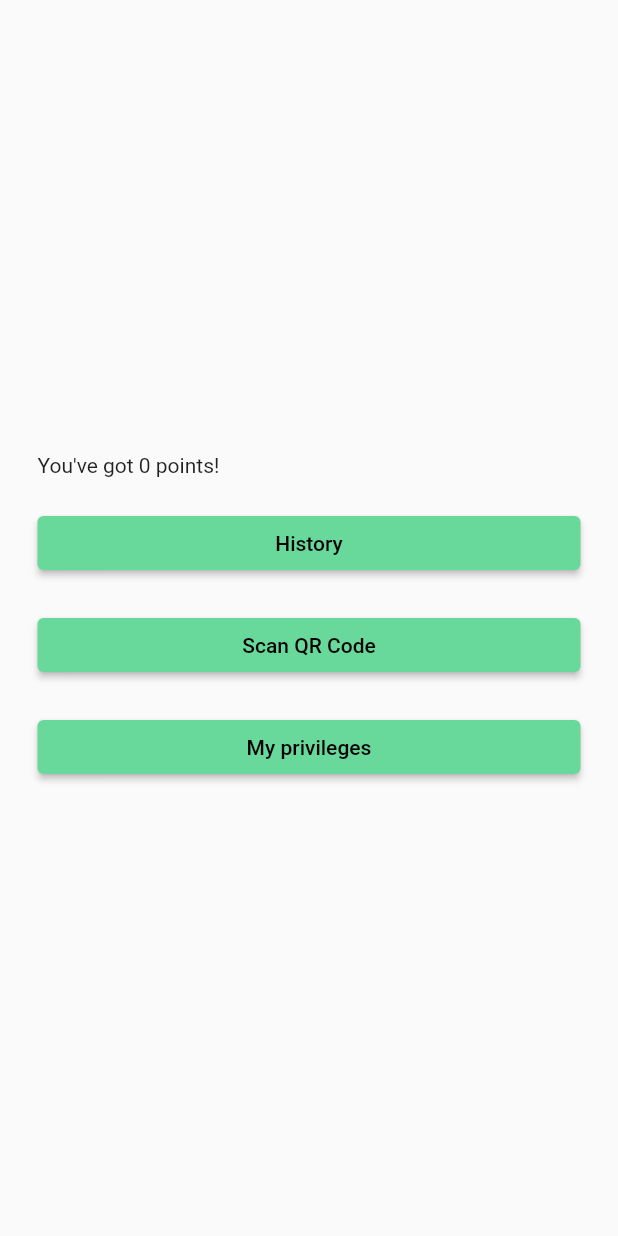
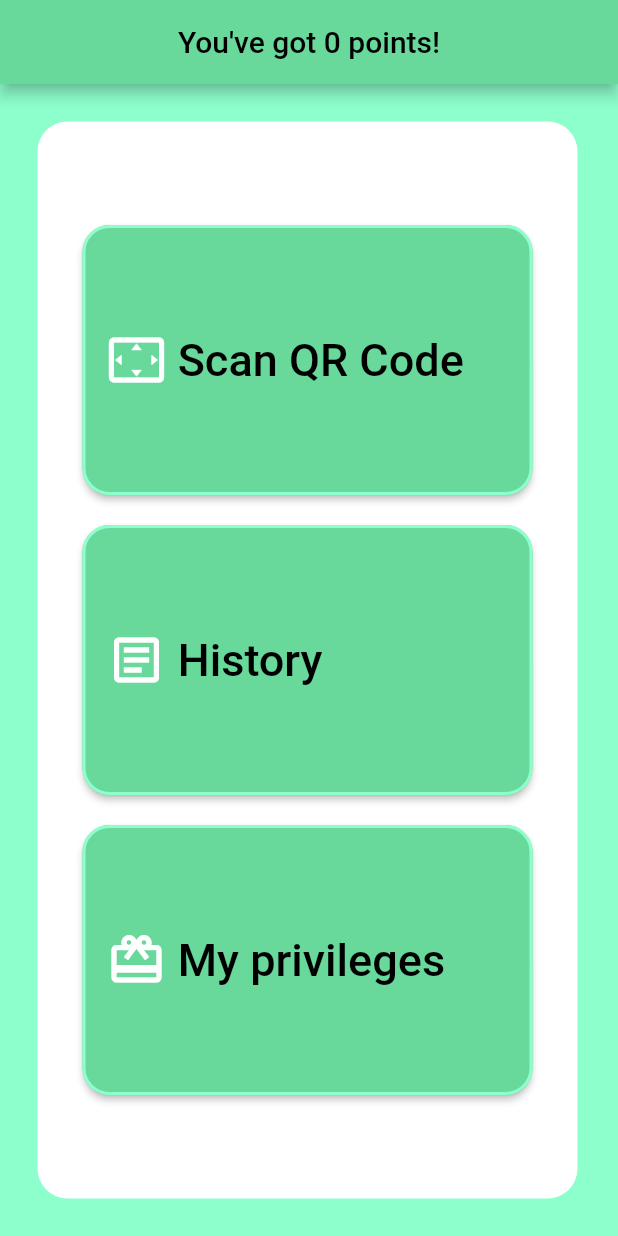
Before and after one commit to bartoszmaka00/hackathon_app, a Flutter app: the Menu screen opened by its route, on a phone screen of 412 x 824 dp. Run offline on Flutter 3.47's test engine with Material 2 defaults, Android fonts, the phone set to English and light mode, and no system bars; our stand-ins replace flutter_spinkit; missing offline and left inert: qr_code_scanner.

Commit message:
created main menu layout

```diff
--- a/lib/shared/constans.dart
+++ b/lib/shared/constans.dart
@@ -2,6 +2,9 @@ import 'package:flutter/material.dart';
 
 const Color miceDarkGreen = Color(0xFFF68D89B);
 const Color miceLightGreen = Color(0xFFF8DFFCD);
+
+const double mainMenuButonHeight=180.0;
+const double mainMenuButonWidth=300.0;
 class Palette {
   static const MaterialColor miceButtonColor = const MaterialColor(
     0xFFF68D89B, // 0% comes in here, this will be color picked if no shade is selected when defining a Color property which doesn’t require a swatch.
--- a/lib/views/menu.dart
+++ b/lib/views/menu.dart
@@ -1,6 +1,8 @@
 import 'package:biker_mice_from_mars/services/authorization.dart';
 import 'package:flutter/material.dart';
 import 'package:provider/provider.dart';
+
+import '../shared/constans.dart';
 
 class Menu extends StatefulWidget {
   const Menu({Key? key}) : super(key: key);
@@ -16,31 +18,133 @@ class _MenuState extends State<Menu> {
         Provider.of<AuthorizationProvider>(context, listen: false);
     int points = authorizationProvider.user.points;
     return Scaffold(
+      resizeToAvoidBottomInset: false,
+      backgroundColor: miceLightGreen,
+      appBar: AppBar(
+        backgroundColor: miceDarkGreen,
+        centerTitle: true,
+        automaticallyImplyLeading: false,
+        title: Text('You\'ve got $points points!'),
+
+      ),
       body: SafeArea(
         minimum: EdgeInsets.all(25),
+        child: Container(
+
+          padding: EdgeInsets.fromLTRB(30.0, 30.0, 30.0, 30.0),
+          decoration: BoxDecoration(
+            color: Colors.white,
+            borderRadius: BorderRadius.all(
+                Radius.circular(20)
+            ),
+          ),
           child: Column(
-          crossAxisAlignment: CrossAxisAlignment.stretch,
             mainAxisAlignment: MainAxisAlignment.center,
+
             children: [
-            Text('You\'ve got $points points!'),
+              SizedBox(
+                width: mainMenuButonWidth,
+                height: mainMenuButonHeight,
+                child: ElevatedButton(
+                  style: ButtonStyle(
+                    shape: MaterialStateProperty.all<RoundedRectangleBorder>(
+                      RoundedRectangleBorder(
+                        borderRadius: BorderRadius.circular(18.0),
+                        side: BorderSide(
+                          color: miceLightGreen,
+                          width: 2.0,
+                        ),
+                      ),
+                    ),
+                  ),
+                  onPressed: () => Navigator.pushNamed(context, '/qr_test'),
+                  child: Row(
+                    mainAxisAlignment: MainAxisAlignment.start,
+                    children: [
+                      Icon(
+                        Icons.settings_overscan,
+                        color: Colors.white,
+                        size: 40.0,
+                      ),
+                      Text(' Scan QR Code',
+                        style: TextStyle(
+                          fontSize: 30,
+                          color: Colors.black,
+                        ),),
+                    ],
+                  ),
+                ),
+              ),
               SizedBox(
                 height: 20,
               ),
-            ElevatedButton(
+              SizedBox(
+                width: mainMenuButonWidth,
+                height: mainMenuButonHeight,
+                child: ElevatedButton(
+                    style: ButtonStyle(
+                      shape: MaterialStateProperty.all<RoundedRectangleBorder>(
+                        RoundedRectangleBorder(
+                          borderRadius: BorderRadius.circular(18.0),
+                          side: BorderSide(
+                            color: miceLightGreen,
+                            width: 2.0,
+                          ),
+                        ),
+                      ),
+                    ),
                     onPressed: () => Navigator.pushNamed(context, '/history'),
-                child: Text('History')),
-            SizedBox(
-              height: 20,
+                    child: Row(
+                      mainAxisAlignment: MainAxisAlignment.start,
+                      children: [
+                        Icon(
+                          Icons.article_outlined,
+                          color: Colors.white,
+                          size: 40.0,
                         ),
-            ElevatedButton(
-              onPressed: () => Navigator.pushNamed(context, '/qr_test'),
-              child: Text('Scan QR Code'),
+                        Text(' History',
+                          style: TextStyle(
+                          fontSize: 30,
+                          color: Colors.black,
+                        ),),
+                      ],
+                    )),
               ),
               SizedBox(height: 20),
-            ElevatedButton(
+              SizedBox(
+                width: mainMenuButonWidth,
+                height: mainMenuButonHeight,
+                child: ElevatedButton(
+                    style: ButtonStyle(
+                      shape: MaterialStateProperty.all<RoundedRectangleBorder>(
+                        RoundedRectangleBorder(
+                          borderRadius: BorderRadius.circular(18.0),
+                          side: BorderSide(
+                            color: miceLightGreen,
+                            width: 2.0,
+                          ),
+                        ),
+                      ),
+                    ),
                     onPressed: () => Navigator.pushNamed(context, '/privileges'),
-                child: Text('My privileges'))
+                    child: Row(
+                      mainAxisAlignment: MainAxisAlignment.start,
+                      children: [
+                        Icon(
+                          Icons.wallet_giftcard,
+                          color: Colors.white,
+                          size: 40.0,
+                        ),
+                        Text(' My privileges',
+                          style: TextStyle(
+                            fontSize: 30,
+                            color: Colors.black,
+                          ),),
                       ],
+                    )),
+              )
+            ],
+          ),
         ),
       ),
     );
--- a/lib/views/sign_up.dart
+++ b/lib/views/sign_up.dart
@@ -34,6 +34,7 @@ class _SignUpState extends State<SignUp> {
               backgroundColor: miceDarkGreen,
               centerTitle: true,
               title: Text('Registration'),
+
             ),
             body: Form(
             key: _formKey,
```
Lines whose indentation alone changed are shown as unchanged.
